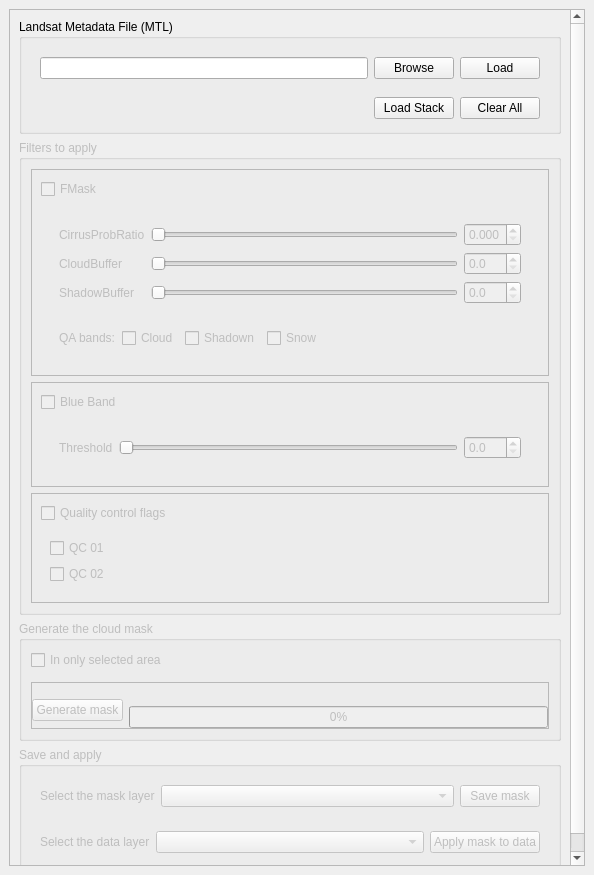
Before: the Qt Designer form ui/cloud_masking_dockwidget_base.ui in SMByC/CloudMasking, drawn with Qt 5.
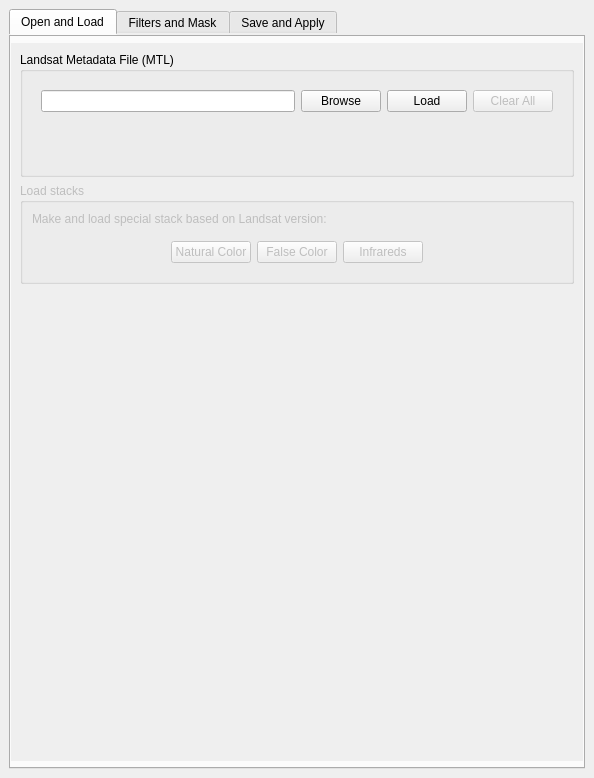
After: the same form once the commit is applied. Custom widgets are drawn as their Qt base class.

Commit message: Several refactoring UI interface organized by tabs

Patch:
```diff
--- a/ui/cloud_masking_dockwidget_base.ui
+++ b/ui/cloud_masking_dockwidget_base.ui
@@ -7,7 +7,7 @@
     <x>0</x>
     <y>0</y>
     <width>594</width>
-    <height>875</height>
+    <height>778</height>
    </rect>
   </property>
   <property name="windowTitle">
@@ -15,27 +15,52 @@
   </property>
   <widget class="QWidget" name="dockWidgetContents">
    <layout class="QGridLayout" name="gridLayout">
-    <item row="0" column="0">
-     <widget class="QScrollArea" name="scrollArea">
+    <item row="0" column="1">
+     <widget class="QTabWidget" name="tabWidget">
+      <property name="styleSheet">
+       <string notr="true">QTabWidget::pane {
+    margin: -7px;
+    margin-top: -1px;
+    margin-bottom: -1px;
+    padding: 0px;
+
+}</string>
+      </property>
+      <property name="currentIndex">
+       <number>0</number>
+      </property>
+      <widget class="QWidget" name="tab_OL">
+       <attribute name="title">
+        <string>Open and Load</string>
+       </attribute>
+       <layout class="QVBoxLayout" name="verticalLayout_8">
+        <item>
+         <widget class="QScrollArea" name="scrollArea_OL">
       <property name="sizePolicy">
-       <sizepolicy hsizetype="MinimumExpanding" vsizetype="Expanding">
+           <sizepolicy hsizetype="Expanding" vsizetype="Expanding">
         <horstretch>0</horstretch>
         <verstretch>0</verstretch>
        </sizepolicy>
       </property>
+          <property name="frameShape">
+           <enum>QFrame::NoFrame</enum>
+          </property>
+          <property name="horizontalScrollBarPolicy">
+           <enum>Qt::ScrollBarAsNeeded</enum>
+          </property>
       <property name="widgetResizable">
        <bool>true</bool>
       </property>
-      <widget class="QWidget" name="scrollAreaWidgetContents">
+          <widget class="QWidget" name="scrollAreaWidgetContents_OL">
        <property name="geometry">
         <rect>
          <x>0</x>
          <y>0</y>
-         <width>554</width>
-         <height>1104</height>
-        </rect>
-       </property>
-       <layout class="QVBoxLayout" name="verticalLayout">
+             <width>580</width>
+             <height>688</height>
+            </rect>
+           </property>
+           <layout class="QVBoxLayout" name="verticalLayout_11">
         <item>
          <widget class="QGroupBox" name="groupBox_MTL">
           <property name="title">
@@ -43,7 +68,7 @@
           </property>
           <layout class="QVBoxLayout" name="verticalLayout_6">
            <item>
-            <widget class="QWidget" name="widget_3" native="true">
+                <widget class="QWidget" name="widget_LoadMTL" native="true">
              <layout class="QHBoxLayout" name="horizontalLayout">
               <item>
                <widget class="QLineEdit" name="lineEdit_PathMTL"/>
@@ -62,89 +87,26 @@
                 </property>
                </widget>
               </item>
+                  <item>
+                   <widget class="QPushButton" name="button_ClearAll">
+                    <property name="enabled">
+                     <bool>false</bool>
+                    </property>
+                    <property name="text">
+                     <string>Clear All</string>
+                    </property>
+                   </widget>
+                  </item>
              </layout>
             </widget>
            </item>
            <item>
-            <widget class="QWidget" name="widget_5" native="true">
+                <widget class="QWidget" name="widget_Status" native="true">
              <layout class="QHBoxLayout" name="horizontalLayout_10">
-              <property name="spacing">
-               <number>0</number>
-              </property>
-              <property name="margin">
-               <number>0</number>
+                  <property name="rightMargin">
+                   <number>4</number>
               </property>
               <item>
-               <widget class="QWidget" name="widget_4" native="true">
-                <property name="font">
-                 <font>
-                  <pointsize>9</pointsize>
-                 </font>
-                </property>
-                <layout class="QGridLayout" name="gridLayout_4">
-                 <property name="topMargin">
-                  <number>0</number>
-                 </property>
-                 <property name="bottomMargin">
-                  <number>0</number>
-                 </property>
-                 <property name="horizontalSpacing">
-                  <number>6</number>
-                 </property>
-                 <property name="verticalSpacing">
-                  <number>0</number>
-                 </property>
-                 <item row="0" column="3" rowspan="2">
-                  <spacer name="horizontalSpacer_3">
-                   <property name="orientation">
-                    <enum>Qt::Horizontal</enum>
-                   </property>
-                   <property name="sizeHint" stdset="0">
-                    <size>
-                     <width>40</width>
-                     <height>20</height>
-                    </size>
-                   </property>
-                  </spacer>
-                 </item>
-                 <item row="0" column="2">
-                  <widget class="QLabel" name="label_LoadedMTL_1">
-                   <property name="styleSheet">
-                    <string notr="true">font-size: 9pt;</string>
-                   </property>
-                   <property name="lineWidth">
-                    <number>0</number>
-                   </property>
-                   <property name="text">
-                    <string/>
-                   </property>
-                   <property name="alignment">
-                    <set>Qt::AlignBottom|Qt::AlignLeading|Qt::AlignLeft</set>
-                   </property>
-                  </widget>
-                 </item>
-                 <item row="1" column="2">
-                  <widget class="QLabel" name="label_LoadedMTL_2">
-                   <property name="font">
-                    <font>
-                     <pointsize>9</pointsize>
-                    </font>
-                   </property>
-                   <property name="styleSheet">
-                    <string notr="true">font-size: 9pt;</string>
-                   </property>
-                   <property name="lineWidth">
-                    <number>0</number>
-                   </property>
-                   <property name="text">
-                    <string/>
-                   </property>
-                   <property name="alignment">
-                    <set>Qt::AlignLeading|Qt::AlignLeft|Qt::AlignTop</set>
-                   </property>
-                  </widget>
-                 </item>
-                 <item row="0" column="1" rowspan="2">
                   <widget class="KLed" name="kled_LoadedMTL">
                    <property name="sizePolicy">
                     <sizepolicy hsizetype="Preferred" vsizetype="Fixed">
@@ -163,20 +125,92 @@
                    </property>
                   </widget>
                  </item>
+                  <item>
+                   <widget class="QLabel" name="label_LoadedMTL_1">
+                    <property name="styleSheet">
+                     <string notr="true">font-size: 9pt;</string>
+                    </property>
+                    <property name="lineWidth">
+                     <number>0</number>
+                    </property>
+                    <property name="text">
+                     <string/>
+                    </property>
+                    <property name="alignment">
+                     <set>Qt::AlignLeading|Qt::AlignLeft|Qt::AlignVCenter</set>
+                    </property>
+                   </widget>
+                  </item>
+                  <item>
+                   <widget class="QLabel" name="label_LoadedMTL_2">
+                    <property name="font">
+                     <font>
+                      <pointsize>9</pointsize>
+                     </font>
+                    </property>
+                    <property name="styleSheet">
+                     <string notr="true">font-size: 9pt;</string>
+                    </property>
+                    <property name="lineWidth">
+                     <number>0</number>
+                    </property>
+                    <property name="text">
+                     <string/>
+                    </property>
+                    <property name="alignment">
+                     <set>Qt::AlignLeading|Qt::AlignLeft|Qt::AlignVCenter</set>
+                    </property>
+                   </widget>
+                  </item>
+                  <item>
+                   <spacer name="horizontalSpacer_3">
+                    <property name="orientation">
+                     <enum>Qt::Horizontal</enum>
+                    </property>
+                    <property name="sizeHint" stdset="0">
+                     <size>
+                      <width>40</width>
+                      <height>20</height>
+                     </size>
+                    </property>
+                   </spacer>
+                  </item>
                 </layout>
                </widget>
               </item>
+              </layout>
+             </widget>
+            </item>
               <item>
-               <widget class="QWidget" name="widget_LoadAndClear" native="true">
+             <widget class="QGroupBox" name="groupBox_LoadStacks">
+              <property name="enabled">
+               <bool>false</bool>
+              </property>
+              <property name="title">
+               <string>Load stacks</string>
+              </property>
+              <layout class="QVBoxLayout" name="verticalLayout_13">
+               <item>
+                <widget class="QLabel" name="label_6">
+                 <property name="text">
+                  <string>Make and load special stack based on Landsat version:</string>
+                 </property>
+                 <property name="textFormat">
+                  <enum>Qt::RichText</enum>
+                 </property>
+                 <property name="scaledContents">
+                  <bool>false</bool>
+                 </property>
+                 <property name="wordWrap">
+                  <bool>true</bool>
+                 </property>
+                </widget>
+               </item>
+               <item>
+                <widget class="QWidget" name="widget_LoadStacks" native="true">
                 <layout class="QHBoxLayout" name="horizontalLayout_8">
-                 <property name="topMargin">
-                  <number>0</number>
-                 </property>
-                 <property name="bottomMargin">
-                  <number>0</number>
-                 </property>
                  <item>
-                  <spacer name="horizontalSpacer_4">
+                   <spacer name="horizontalSpacer_2">
                    <property name="orientation">
                     <enum>Qt::Horizontal</enum>
                    </property>
@@ -194,29 +228,94 @@
                     <string notr="true">font-size: 9pt;</string>
                    </property>
                    <property name="text">
-                    <string>Load Stack</string>
+                     <string>Natural Color</string>
                    </property>
                   </widget>
                  </item>
                  <item>
-                  <widget class="QPushButton" name="button_ClearAll">
+                   <widget class="QPushButton" name="pushButton">
                    <property name="styleSheet">
                     <string notr="true">font-size: 9pt;</string>
                    </property>
                    <property name="text">
-                    <string>Clear All</string>
+                     <string>False Color</string>
                    </property>
                   </widget>
                  </item>
+                  <item>
+                   <widget class="QPushButton" name="pushButton_2">
+                    <property name="styleSheet">
+                     <string notr="true">font-size: 9pt;</string>
+                    </property>
+                    <property name="text">
+                     <string>Infrareds</string>
+                    </property>
+                   </widget>
+                  </item>
+                  <item>
+                   <spacer name="horizontalSpacer_4">
+                    <property name="orientation">
+                     <enum>Qt::Horizontal</enum>
+                    </property>
+                    <property name="sizeHint" stdset="0">
+                     <size>
+                      <width>40</width>
+                      <height>20</height>
+                     </size>
+                    </property>
+                   </spacer>
+                  </item>
                 </layout>
                </widget>
               </item>
              </layout>
             </widget>
            </item>
-          </layout>
-         </widget>
+            <item>
+             <spacer name="verticalSpacer">
+              <property name="orientation">
+               <enum>Qt::Vertical</enum>
+              </property>
+              <property name="sizeHint" stdset="0">
+               <size>
+                <width>20</width>
+                <height>40</height>
+               </size>
+              </property>
+             </spacer>
+            </item>
+           </layout>
+          </widget>
+         </widget>
         </item>
+       </layout>
+      </widget>
+      <widget class="QWidget" name="tab_FM">
+       <attribute name="title">
+        <string>Filters and Mask</string>
+       </attribute>
+       <layout class="QVBoxLayout" name="verticalLayout_9">
+        <item>
+         <widget class="QScrollArea" name="scrollArea_FM">
+          <property name="frameShape">
+           <enum>QFrame::NoFrame</enum>
+          </property>
+          <property name="horizontalScrollBarPolicy">
+           <enum>Qt::ScrollBarAsNeeded</enum>
+          </property>
+          <property name="widgetResizable">
+           <bool>true</bool>
+          </property>
+          <widget class="QWidget" name="scrollAreaWidgetContents_FM">
+           <property name="geometry">
+            <rect>
+             <x>0</x>
+             <y>0</y>
+             <width>560</width>
+             <height>767</height>
+            </rect>
+           </property>
+           <layout class="QVBoxLayout" name="verticalLayout">
         <item>
          <widget class="QGroupBox" name="groupBox_Filters">
           <property name="enabled">
@@ -616,7 +715,7 @@
          </widget>
         </item>
         <item>
-         <spacer name="verticalSpacer">
+             <spacer name="verticalSpacer_2">
           <property name="orientation">
            <enum>Qt::Vertical</enum>
           </property>
@@ -628,6 +727,38 @@
           </property>
          </spacer>
         </item>
+           </layout>
+          </widget>
+         </widget>
+        </item>
+       </layout>
+      </widget>
+      <widget class="QWidget" name="tab_SA">
+       <attribute name="title">
+        <string>Save and Apply</string>
+       </attribute>
+       <layout class="QVBoxLayout" name="verticalLayout_10">
+        <item>
+         <widget class="QScrollArea" name="scrollArea_SA">
+          <property name="frameShape">
+           <enum>QFrame::NoFrame</enum>
+          </property>
+          <property name="horizontalScrollBarPolicy">
+           <enum>Qt::ScrollBarAsNeeded</enum>
+          </property>
+          <property name="widgetResizable">
+           <bool>true</bool>
+          </property>
+          <widget class="QWidget" name="scrollAreaWidgetContents_SA">
+           <property name="geometry">
+            <rect>
+             <x>0</x>
+             <y>0</y>
+             <width>580</width>
+             <height>688</height>
+            </rect>
+           </property>
+           <layout class="QVBoxLayout" name="verticalLayout_12">
         <item>
          <widget class="QGroupBox" name="groupBox_SaveApply">
           <property name="enabled">
@@ -709,6 +840,23 @@
           </layout>
          </widget>
         </item>
+            <item>
+             <spacer name="verticalSpacer_3">
+              <property name="orientation">
+               <enum>Qt::Vertical</enum>
+              </property>
+              <property name="sizeHint" stdset="0">
+               <size>
+                <width>20</width>
+                <height>40</height>
+               </size>
+              </property>
+             </spacer>
+            </item>
+           </layout>
+          </widget>
+         </widget>
+        </item>
        </layout>
       </widget>
      </widget>
```
Left out of the diff: 44 changed lines with no effect on the pictures. Lines whose indentation alone changed are shown as unchanged. The commit also changes 2 other files.
